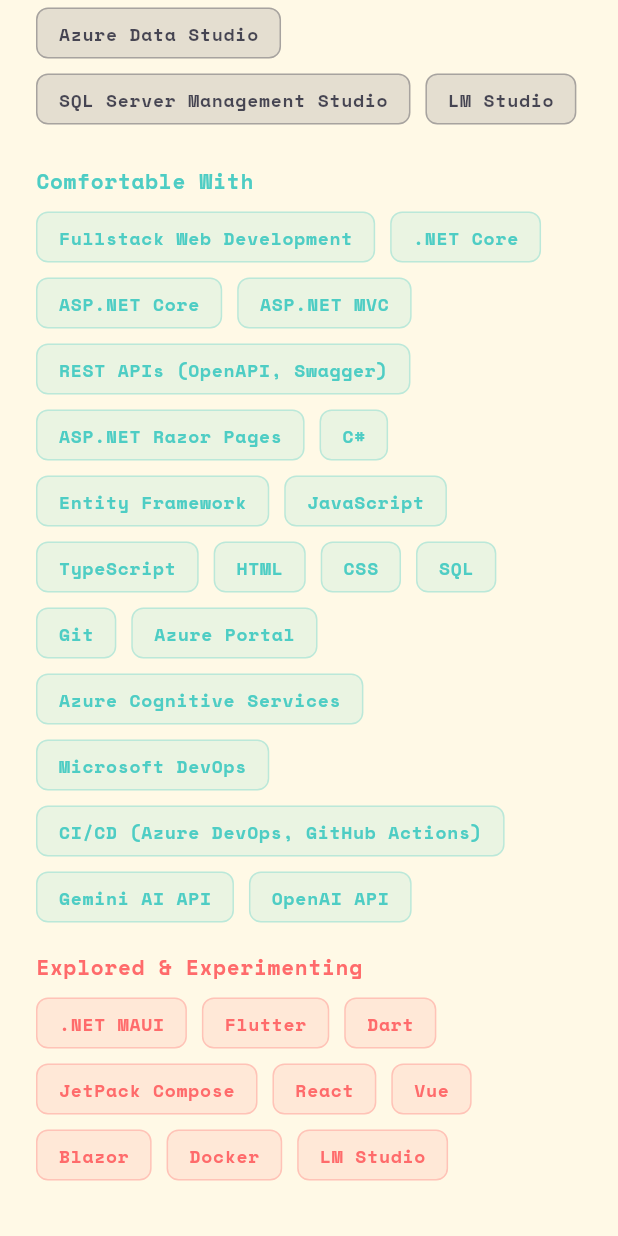
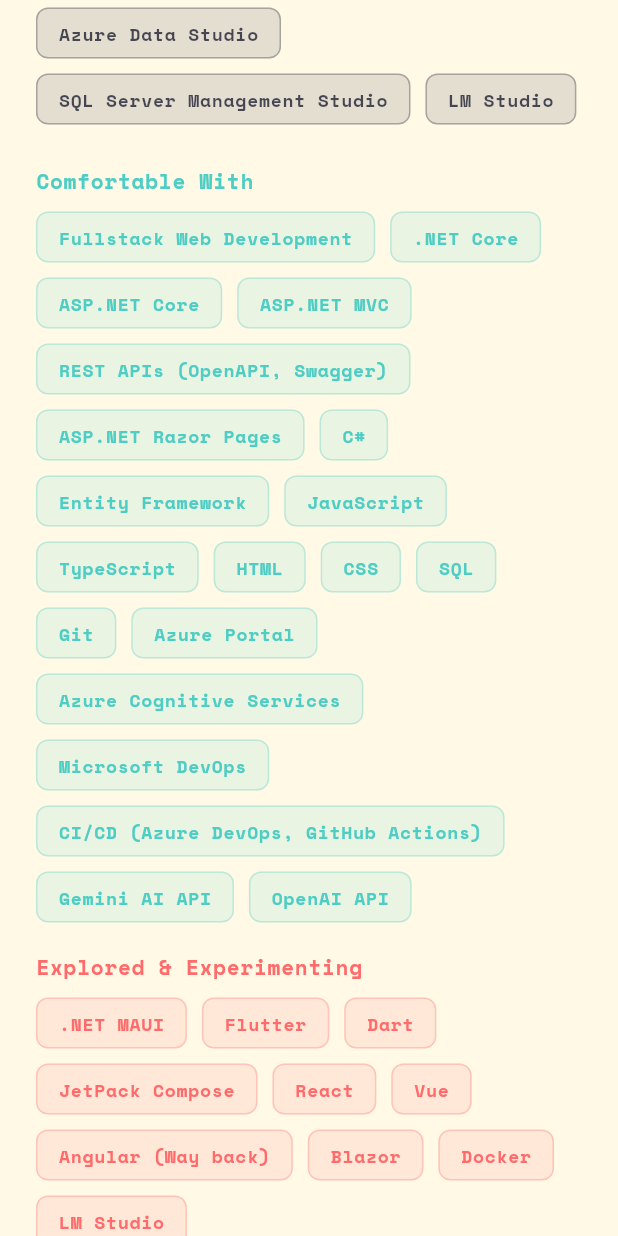
Before and after one commit to AllramEst83/portfolio, a Flutter app: the screen it shows after launch, scrolled down 576 dp, on a phone screen of 412 x 824 dp. Run offline on Flutter 3.47's test engine with Material 3 defaults, Android fonts, the phone set to English and light mode, and no system bars; our stand-ins replace google_fonts.

Commit message:
Add 'Angular (Way back)' to skill tags in HeroSection for improved technology representation

```diff
--- a/lib/widgets/hero_section.dart
+++ b/lib/widgets/hero_section.dart
@@ -102,6 +102,7 @@
               'JetPack Compose',
               'React',
               'Vue',
+              'Angular (Way back)',
               'Blazor',
               'Docker',
               'LM Studio',
```
